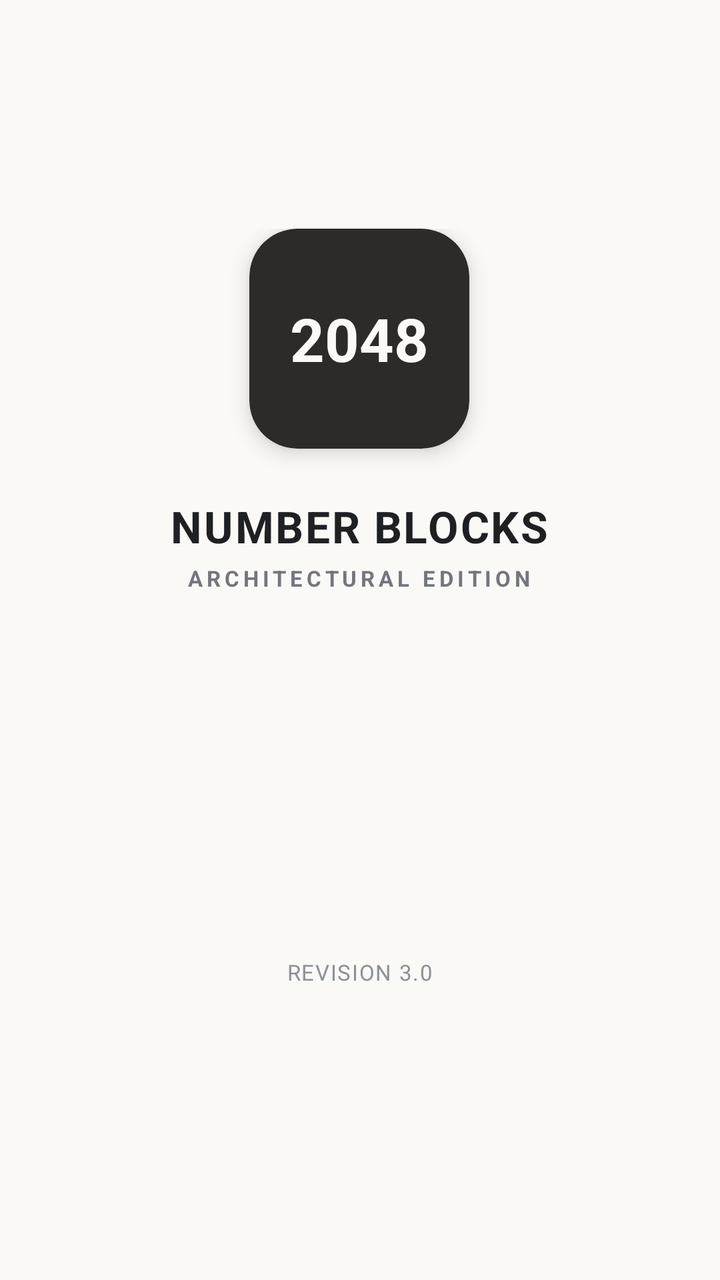
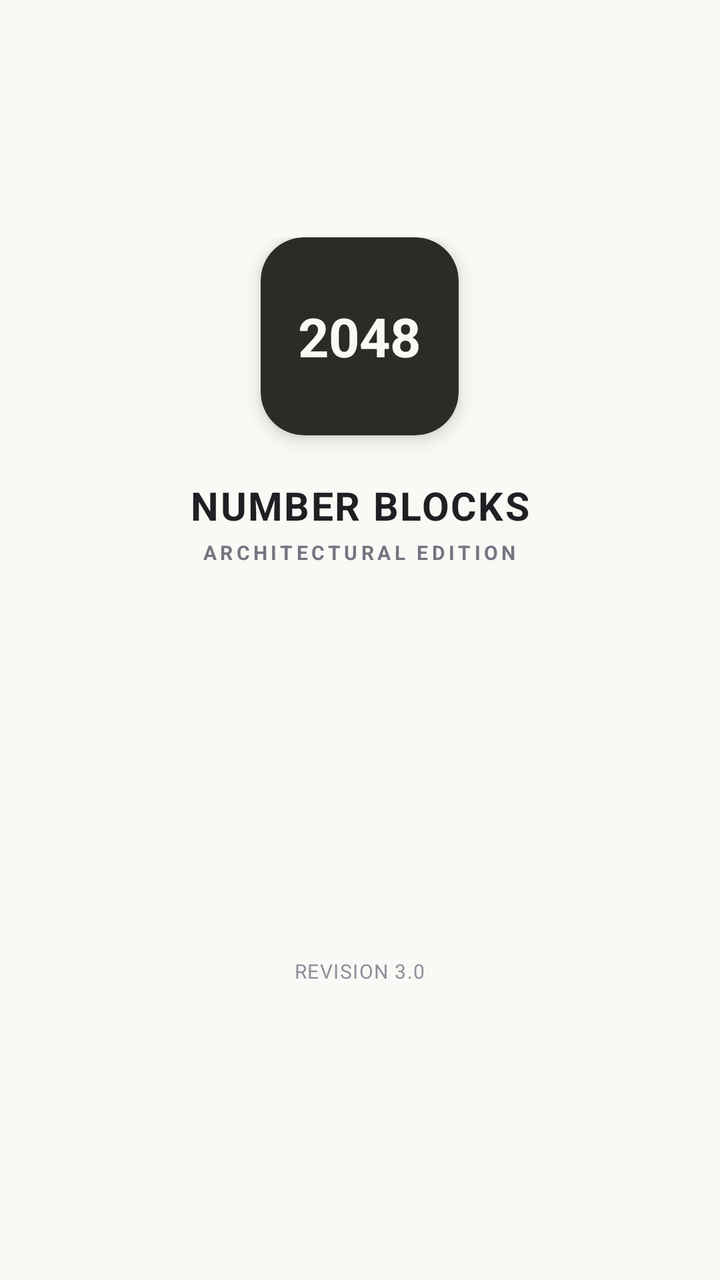

Screens rendered from an Android XML layout before and after an edit, with the pre-edit source and the edit as a unified diff.
<!-- AndroidManifest.xml: application theme Theme.NumberBlocks -->
<!-- res/layout/activity_splash.xml -->
<?xml version="1.0" encoding="utf-8"?>
<RelativeLayout xmlns:android="http://schemas.android.com/apk/res/android"
    xmlns:app="http://schemas.android.com/apk/res-auto"
    android:id="@+id/splash_root"
    android:layout_width="match_parent"
    android:layout_height="match_parent"
    android:background="#FAF9F6"
    android:gravity="center">

    
    <LinearLayout
        android:id="@+id/center_container"
        android:layout_width="wrap_content"
        android:layout_height="wrap_content"
        android:layout_centerInParent="true"
        android:gravity="center"
        android:orientation="vertical">

        
        <com.google.android.material.card.MaterialCardView
            android:id="@+id/splash_tile"
            android:layout_width="110dp"
            android:layout_height="110dp"
            app:cardBackgroundColor="#2C2B28"
            app:cardCornerRadius="24dp"
            app:cardElevation="6dp"
            app:strokeWidth="0dp">

            <FrameLayout
                android:layout_width="match_parent"
                android:layout_height="match_parent">

                <TextView
                    android:layout_width="wrap_content"
                    android:layout_height="wrap_content"
                    android:layout_gravity="center"
                    android:text="2048"
                    android:textColor="#FAF9F6"
                    android:textSize="30sp"
                    android:textStyle="bold" />
            </FrameLayout>
        </com.google.android.material.card.MaterialCardView>

        
        <TextView
            android:id="@+id/splash_title"
            android:layout_width="wrap_content"
            android:layout_height="wrap_content"
            android:layout_marginTop="24dp"
            android:letterSpacing="0.04"
            android:text="NUMBER BLOCKS"
            android:textColor="#1E2024"
            android:textSize="22sp"
            android:textStyle="bold" />

        
        <TextView
            android:id="@+id/splash_subtitle"
            android:layout_width="wrap_content"
            android:layout_height="wrap_content"
            android:layout_marginTop="4dp"
            android:letterSpacing="0.18"
            android:text="ARCHITECTURAL EDITION"
            android:textColor="#737680"
            android:textSize="11sp"
            android:textStyle="bold" />
    </LinearLayout>

    
    <TextView
        android:layout_width="wrap_content"
        android:layout_height="wrap_content"
        android:layout_alignParentBottom="true"
        android:layout_centerHorizontal="true"
        android:layout_marginBottom="32dp"
        android:letterSpacing="0.05"
        android:text="REVISION 3.0"
        android:textColor="#8C909A"
        android:textSize="11sp" />

</RelativeLayout>
<!-- resources referenced by this layout -->
<resources>
  <style name="Theme.NumberBlocks" parent="Theme.MaterialComponents.DayNight.NoActionBar">
          <item name="colorPrimary">@color/primary</item>
          <item name="colorPrimaryVariant">@color/primary_variant</item>
          <item name="colorSecondary">@color/secondary</item>
          <item name="android:statusBarColor">@color/background</item>
          <item name="android:navigationBarColor">@color/background</item>
          <item name="android:windowBackground">@color/background</item>
      </style>
  <color name="primary">#1E2024</color>
  <color name="primary_variant">#161719</color>
  <color name="secondary">#5A5D66</color>
  <color name="background">#FAF9F6</color>
</resources>

<!-- the commit's change to res/layout/activity_splash.xml (unified diff, before → after) -->
@@ -19,11 +19,11 @@
         
         <com.google.android.material.card.MaterialCardView
             android:id="@+id/splash_tile"
-            android:layout_width="110dp"
-            android:layout_height="110dp"
+            android:layout_width="@dimen/dp_110"
+            android:layout_height="@dimen/dp_110"
             app:cardBackgroundColor="#2C2B28"
-            app:cardCornerRadius="24dp"
-            app:cardElevation="6dp"
+            app:cardCornerRadius="@dimen/dp_24"
+            app:cardElevation="@dimen/dp_6"
             app:strokeWidth="0dp">
 
             <FrameLayout
@@ -36,7 +36,7 @@
                     android:layout_gravity="center"
                     android:text="2048"
                     android:textColor="#FAF9F6"
-                    android:textSize="30sp"
+                    android:textSize="@dimen/sp_30"
                     android:textStyle="bold" />
             </FrameLayout>
         </com.google.android.material.card.MaterialCardView>
@@ -46,11 +46,11 @@
             android:id="@+id/splash_title"
             android:layout_width="wrap_content"
             android:layout_height="wrap_content"
-            android:layout_marginTop="24dp"
+            android:layout_marginTop="@dimen/dp_24"
             android:letterSpacing="0.04"
             android:text="NUMBER BLOCKS"
             android:textColor="#1E2024"
-            android:textSize="22sp"
+            android:textSize="@dimen/sp_22"
             android:textStyle="bold" />
 
         
@@ -58,11 +58,11 @@
             android:id="@+id/splash_subtitle"
             android:layout_width="wrap_content"
             android:layout_height="wrap_content"
-            android:layout_marginTop="4dp"
+            android:layout_marginTop="@dimen/dp_4"
             android:letterSpacing="0.18"
             android:text="ARCHITECTURAL EDITION"
             android:textColor="#737680"
-            android:textSize="11sp"
+            android:textSize="@dimen/sp_11"
             android:textStyle="bold" />
     </LinearLayout>
 
@@ -72,10 +72,10 @@
         android:layout_height="wrap_content"
         android:layout_alignParentBottom="true"
         android:layout_centerHorizontal="true"
-        android:layout_marginBottom="32dp"
+        android:layout_marginBottom="@dimen/dp_32"
         android:letterSpacing="0.05"
         android:text="REVISION 3.0"
         android:textColor="#8C909A"
-        android:textSize="11sp" />
+        android:textSize="@dimen/sp_11" />
 
 </RelativeLayout>
<!-- resource entries referenced after the edit -->
@@ -1,5 +1,13 @@
 <!-- resources referenced by this layout -->
 <resources>
+  <dimen name="dp_110">110.00dp</dimen>
+  <dimen name="dp_24">24.00dp</dimen>
+  <dimen name="dp_32">32.00dp</dimen>
+  <dimen name="dp_4">4.00dp</dimen>
+  <dimen name="dp_6">6.00dp</dimen>
+  <dimen name="sp_11">11.00sp</dimen>
+  <dimen name="sp_22">22.00sp</dimen>
+  <dimen name="sp_30">30.00sp</dimen>
   <style name="Theme.NumberBlocks" parent="Theme.MaterialComponents.DayNight.NoActionBar">
           <item name="colorPrimary">@color/primary</item>
           <item name="colorPrimaryVariant">@color/primary_variant</item>
